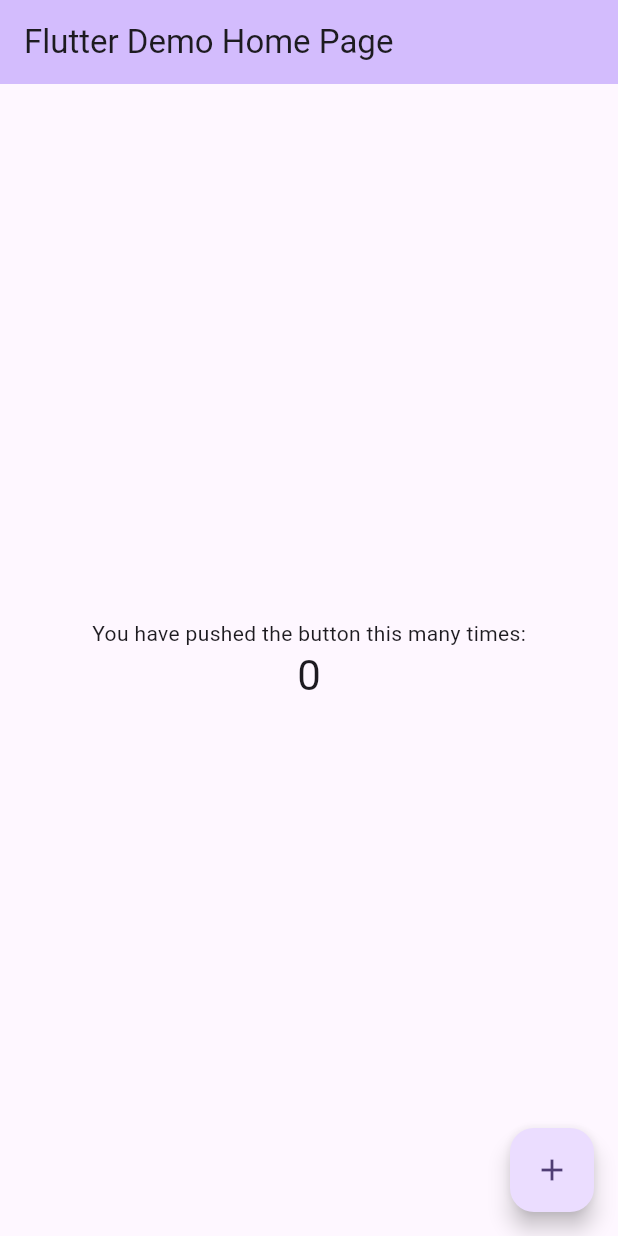
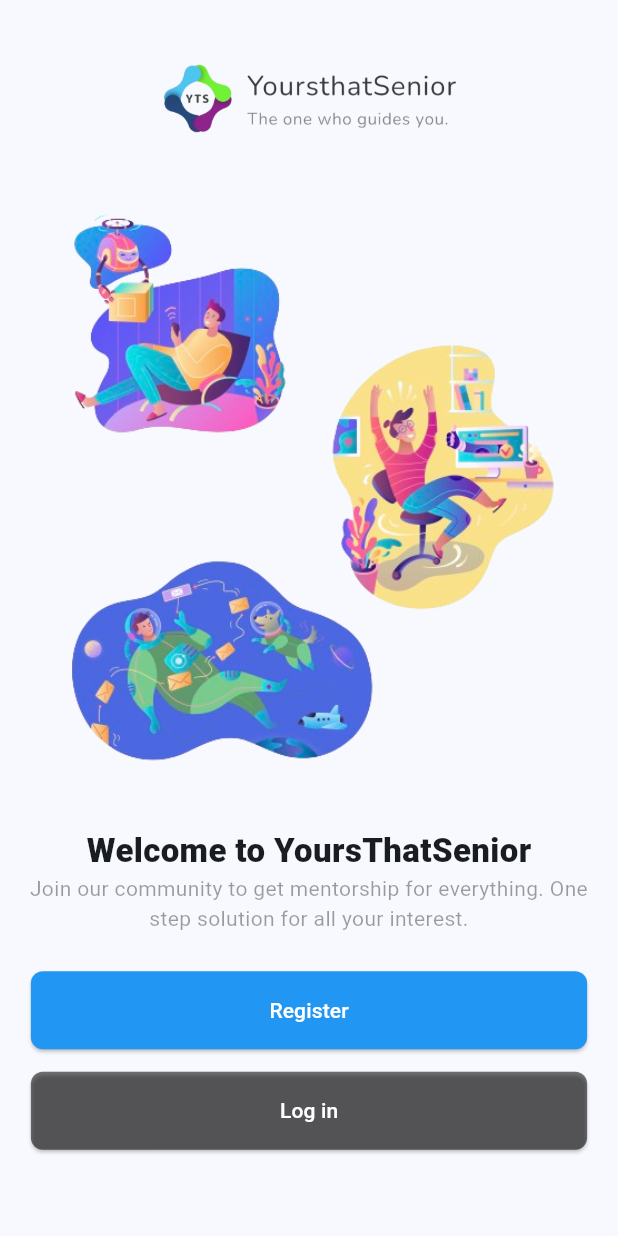
Before and after one commit to SurajAiri/yts_intern_test, a Flutter app: the screen it shows after launch, on a phone screen of 412 x 824 dp. Run offline on Flutter 3.47's test engine with Material 3 defaults, Android fonts, the phone set to English and light mode, and no system bars; our stand-ins replace get.

Commit message:
login-ui

```diff
--- a/lib/main.dart
+++ b/lib/main.dart
@@ -1,4 +1,7 @@
 import 'package:flutter/material.dart';
+import 'package:get/get.dart';
+import 'package:intern_test/src/view/features/login/screens/login_onboard_screen.dart';
+import 'package:intern_test/utils/routes.dart';
 
 void main() {
   runApp(const MyApp());
@@ -7,119 +10,17 @@
 class MyApp extends StatelessWidget {
   const MyApp({super.key});
 
-  // This widget is the root of your application.
   @override
   Widget build(BuildContext context) {
-    return MaterialApp(
+    return GetMaterialApp(
+      getPages: Routes.routes,
       title: 'Flutter Demo',
+      debugShowCheckedModeBanner: false,
       theme: ThemeData(
-        // This is the theme of your application.
-        //
-        // TRY THIS: Try running your application with "flutter run". You'll see
-        // the application has a purple toolbar. Then, without quitting the app,
-        // try changing the seedColor in the colorScheme below to Colors.green
-        // and then invoke "hot reload" (save your changes or press the "hot
-        // reload" button in a Flutter-supported IDE, or press "r" if you used
-        // the command line to start the app).
-        //
-        // Notice that the counter didn't reset back to zero; the application
-        // state is not lost during the reload. To reset the state, use hot
-        // restart instead.
-        //
-        // This works for code too, not just values: Most code changes can be
-        // tested with just a hot reload.
-        colorScheme: ColorScheme.fromSeed(seedColor: Colors.deepPurple),
+        colorScheme: ColorScheme.fromSeed(seedColor: Colors.blue),
         useMaterial3: true,
       ),
-      home: const MyHomePage(title: 'Flutter Demo Home Page'),
+      home: const LoginOnboardScreen(),
     );
   }
 }
-
-class MyHomePage extends StatefulWidget {
-  const MyHomePage({super.key, required this.title});
-
-  // This widget is the home page of your application. It is stateful, meaning
-  // that it has a State object (defined below) that contains fields that affect
-  // how it looks.
-
-  // This class is the configuration for the state. It holds the values (in this
-  // case the title) provided by the parent (in this case the App widget) and
-  // used by the build method of the State. Fields in a Widget subclass are
-  // always marked "final".
-
-  final String title;
-
-  @override
-  State<MyHomePage> createState() => _MyHomePageState();
-}
-
-class _MyHomePageState extends State<MyHomePage> {
-  int _counter = 0;
-
-  void _incrementCounter() {
-    setState(() {
-      // This call to setState tells the Flutter framework that something has
-      // changed in this State, which causes it to rerun the build method below
-      // so that the display can reflect the updated values. If we changed
-      // _counter without calling setState(), then the build method would not be
-      // called again, and so nothing would appear to happen.
-      _counter++;
-    });
-  }
-
-  @override
-  Widget build(BuildContext context) {
-    // This method is rerun every time setState is called, for instance as done
-    // by the _incrementCounter method above.
-    //
-    // The Flutter framework has been optimized to make rerunning build methods
-    // fast, so that you can just rebuild anything that needs updating rather
-    // than having to individually change instances of widgets.
-    return Scaffold(
-      appBar: AppBar(
-        // TRY THIS: Try changing the color here to a specific color (to
-        // Colors.amber, perhaps?) and trigger a hot reload to see the AppBar
-        // change color while the other colors stay the same.
-        backgroundColor: Theme.of(context).colorScheme.inversePrimary,
-        // Here we take the value from the MyHomePage object that was created by
-        // the App.build method, and use it to set our appbar title.
-        title: Text(widget.title),
-      ),
-      body: Center(
-        // Center is a layout widget. It takes a single child and positions it
-        // in the middle of the parent.
-        child: Column(
-          // Column is also a layout widget. It takes a list of children and
-          // arranges them vertically. By default, it sizes itself to fit its
-          // children horizontally, and tries to be as tall as its parent.
-          //
-          // Column has various properties to control how it sizes itself and
-          // how it positions its children. Here we use mainAxisAlignment to
-          // center the children vertically; the main axis here is the vertical
-          // axis because Columns are vertical (the cross axis would be
-          // horizontal).
-          //
-          // TRY THIS: Invoke "debug painting" (choose the "Toggle Debug Paint"
-          // action in the IDE, or press "p" in the console), to see the
-          // wireframe for each widget.
-          mainAxisAlignment: MainAxisAlignment.center,
-          children: <Widget>[
-            const Text(
-              'You have pushed the button this many times:',
-            ),
-            Text(
-              '$_counter',
-              style: Theme.of(context).textTheme.headlineMedium,
-            ),
-          ],
-        ),
-      ),
-      floatingActionButton: FloatingActionButton(
-        onPressed: _incrementCounter,
-        tooltip: 'Increment',
-        child: const Icon(Icons.add),
-      ), // This trailing comma makes auto-formatting nicer for build methods.
-    );
-  }
-}
--- /dev/null
+++ b/lib/src/view/features/login/screens/login_onboard_screen.dart
@@ -0,0 +1,69 @@
+import 'package:flutter/material.dart';
+import 'package:get/get.dart';
+import 'package:intern_test/src/view/widgets/action_button.dart';
+import 'package:intern_test/utils/assets_path.dart';
+import 'package:intern_test/utils/constants.dart';
+import 'package:intern_test/utils/routes.dart';
+
+class LoginOnboardScreen extends StatelessWidget {
+  const LoginOnboardScreen({super.key});
+
+  @override
+  Widget build(BuildContext context) {
+    return Scaffold(
+      body: SafeArea(
+        child: SingleChildScrollView(
+          child: Padding(
+            padding: kPagePadding,
+            child: Column(
+              children: [
+                const SizedBox(height: 25),
+                Image.asset(
+                  apLogoPath,
+                  fit: BoxFit.cover,
+                  width: MediaQuery.of(context).size.width * 0.5,
+                ),
+                const SizedBox(height: 50),
+                Image.asset(
+                  apOnboardBgPath,
+                  fit: BoxFit.cover,
+                  width: MediaQuery.of(context).size.width * 0.9,
+                ),
+                const SizedBox(height: 40),
+                const Text(
+                  "Welcome to YoursThatSenior",
+                  style: TextStyle(
+                    fontSize: 22,
+                    fontWeight: FontWeight.w800,
+                  ),
+                ),
+                const Text(
+                  "Join our community to get mentorship for everything. One step solution for all your interest.",
+                  textAlign: TextAlign.center,
+                  style: TextStyle(
+                    fontSize: 14,
+                    fontWeight: FontWeight.w400,
+                    color: Colors.black38,
+                  ),
+                ),
+                const SizedBox(height: 25),
+                ActionButton(
+                  title: "Register",
+                  onPressed: () {},
+                ),
+                const SizedBox(height: 15),
+                ActionButton(
+                  backgroundColor: Colors.black54,
+                  title: "Log in",
+                  onPressed: () {
+                    Get.toNamed(Routes.loginScreen);
+                  },
+                ),
+              ],
+            ),
+          ),
+        ),
+      ),
+    );
+  }
+}
--- /dev/null
+++ b/lib/src/view/widgets/action_button.dart
@@ -0,0 +1,40 @@
+import 'package:flutter/material.dart';
+
+class ActionButton extends StatelessWidget {
+  const ActionButton({
+    super.key,
+    required this.title,
+    required this.onPressed,
+    this.widthRatio = 0.9,
+    this.backgroundColor = Colors.blue,
+  });
+  final Function() onPressed;
+  final String title;
+  final double widthRatio;
+  final Color? backgroundColor;
+
+  @override
+  Widget build(BuildContext context) {
+    var borderRadius = BorderRadius.circular(8);
+    return ElevatedButton(
+      onPressed: onPressed,
+      style: ElevatedButton.styleFrom(
+        backgroundColor: backgroundColor,
+        shape: RoundedRectangleBorder(
+          borderRadius: borderRadius,
+        ),
+        minimumSize: Size(MediaQuery.of(context).size.width * widthRatio, 25),
+        padding: const EdgeInsets.symmetric(
+          vertical: 16,
+          horizontal: 8,
+        ),
+      ),
+      child: Text(
+        title,
+        style: const TextStyle(
+          color: Colors.white,
+        ),
+      ),
+    );
+  }
+}
--- /dev/null
+++ b/lib/utils/assets_path.dart
@@ -0,0 +1,2 @@
+const apLogoPath = "assets/images/yts.png";
+const apOnboardBgPath = "assets/images/onboard_bg.png";
--- /dev/null
+++ b/lib/utils/constants.dart
@@ -0,0 +1,3 @@
+import 'package:flutter/material.dart';
+
+const kPagePadding = EdgeInsets.all(16);
--- /dev/null
+++ b/lib/utils/routes.dart
@@ -0,0 +1,23 @@
+import 'package:get/get.dart';
+import 'package:intern_test/src/view/features/login/screens/login_onboard_screen.dart';
+import 'package:intern_test/src/view/features/login/screens/login_screen.dart';
+
+class Routes {
+  static const String loginOnboardScreen = "/onboard";
+  static const String loginScreen = "/login";
+
+  static List<GetPage> routes = [
+    GetPage(
+      name: loginOnboardScreen,
+      page: () => const LoginOnboardScreen(),
+      transition: Transition.cupertino,
+      transitionDuration: const Duration(seconds: 1),
+    ),
+    GetPage(
+      name: loginScreen,
+      page: () => LoginScreen(),
+      transition: Transition.cupertino,
+      transitionDuration: const Duration(seconds: 1),
+    ),
+  ];
+}
--- a/pubspec.yaml
+++ b/pubspec.yaml
@@ -34,6 +34,7 @@ dependencies:
   # The following adds the Cupertino Icons font to your application.
   # Use with the CupertinoIcons class for iOS style icons.
   cupertino_icons: ^1.0.2
+  get: ^4.6.6
 
 dev_dependencies:
   flutter_test:
@@ -57,8 +58,8 @@ flutter:
   uses-material-design: true
 
   # To add assets to your application, add an assets section, like this:
-  # assets:
-  #   - images/a_dot_burr.jpeg
+  assets:
+    - assets/images/
   #   - images/a_dot_ham.jpeg
 
   # An image asset can refer to one or more resolution-specific "variants", see
```
Also changed, not shown: lib/src/controllers/login_controller.dart (added, +7 -0 lines), lib/src/view/features/login/screens/login_screen.dart (added, +82 -0 lines), lib/src/view/widgets/blank_appbar.dart (added, +22 -0 lines), lib/src/view/widgets/input_field.dart (added, +67 -0 lines), lib/src/view/widgets/password_field.dart (added, +61 -0 lines), lib/utils/validator.dart (added, +21 -0 lines), assets/images/onboard_bg.png (added), assets/images/yts.png (added), pubspec.lock.
